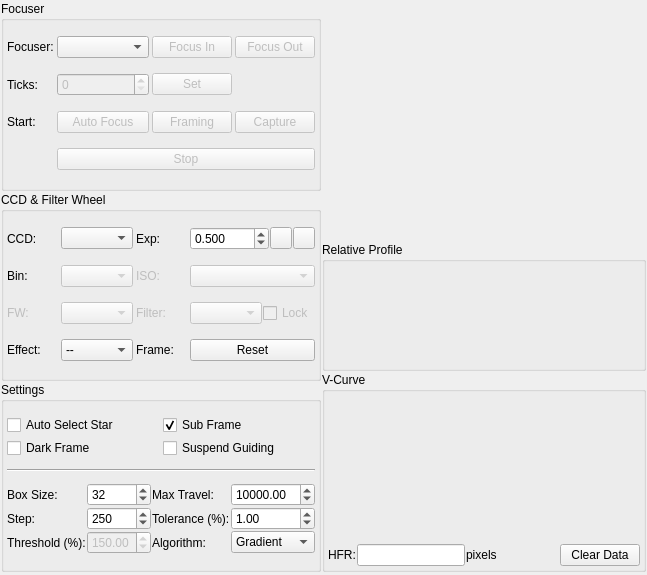
The window that kstars/ekos/focus/focus.ui (KDE/kstars) describes before a commit, drawn with Qt 5.
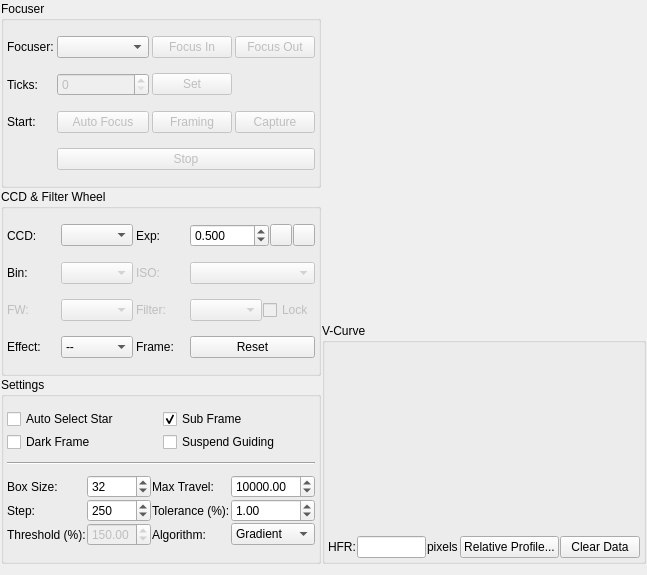
The same window after the commit. Custom widgets are drawn as their Qt base class.

Commit message: Improve space usage by hiding relative profile and making a dialog for it to popup when required

Patch:
```diff
--- a/kstars/ekos/focus/focus.ui
+++ b/kstars/ekos/focus/focus.ui
@@ -674,7 +674,7 @@
       </layout>
      </item>
      <item>
-      <layout class="QVBoxLayout" name="rightLayout">
+      <layout class="QVBoxLayout" name="rightLayout" stretch="4,3">
        <property name="spacing">
         <number>1</number>
        </property>
@@ -700,58 +700,6 @@
          </property>
         </widget>
        </item>
-       <item>
-        <widget class="QGroupBox" name="profileGroup">
-         <property name="sizePolicy">
-          <sizepolicy hsizetype="MinimumExpanding" vsizetype="Preferred">
-           <horstretch>0</horstretch>
-           <verstretch>0</verstretch>
-          </sizepolicy>
-         </property>
-         <property name="title">
-          <string>Relative Profile</string>
-         </property>
-         <layout class="QVBoxLayout" name="verticalLayout_6">
-          <property name="spacing">
-           <number>1</number>
-          </property>
-          <property name="leftMargin">
-           <number>3</number>
-          </property>
-          <property name="topMargin">
-           <number>3</number>
-          </property>
-          <property name="rightMargin">
-           <number>3</number>
-          </property>
-          <property name="bottomMargin">
-           <number>3</number>
-          </property>
-          <item>
-           <widget class="QCustomPlot" name="profilePlot" native="true">
-            <property name="sizePolicy">
-             <sizepolicy hsizetype="Preferred" vsizetype="Preferred">
-              <horstretch>0</horstretch>
-              <verstretch>0</verstretch>
-             </sizepolicy>
-            </property>
-            <property name="minimumSize">
-             <size>
-              <width>100</width>
-              <height>100</height>
-             </size>
-            </property>
-            <property name="maximumSize">
-             <size>
-              <width>16777215</width>
-              <height>16777215</height>
-             </size>
-            </property>
-           </widget>
-          </item>
-         </layout>
-        </widget>
-       </item>
        <item>
         <widget class="QGroupBox" name="groupBox_4">
          <property name="sizePolicy">
@@ -843,6 +791,13 @@
               </property>
              </spacer>
             </item>
+            <item>
+             <widget class="QPushButton" name="relativeProfileB">
+              <property name="text">
+               <string>Relative Profile...</string>
+              </property>
+             </widget>
+            </item>
             <item>
              <widget class="QPushButton" name="clearDataB">
               <property name="text">
```
The commit also changes 2 other files.
